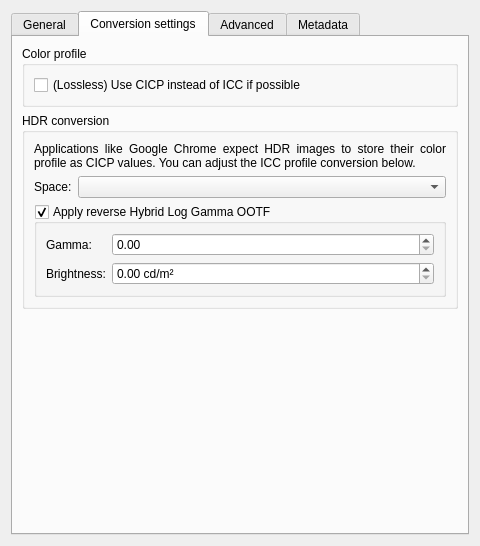
This is plugins/impex/jxl/kis_wdg_options_jpegxl.ui in KDE/krita as Qt 5 draws it before an edit. The edited form follows.
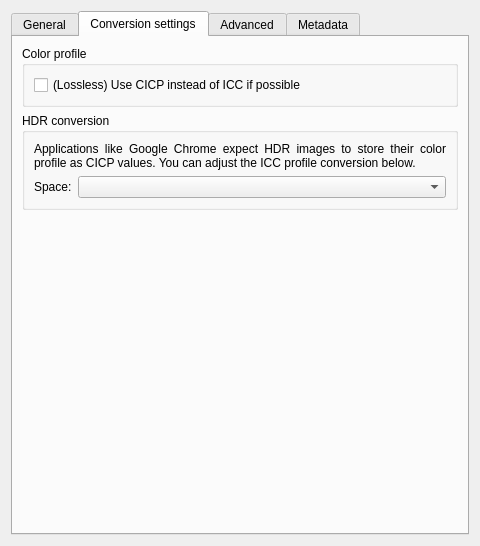
This is the edited form. The open tabs and pages were chosen to show the change. Custom widgets are drawn as their Qt base class.

Commit message:
Remove HLG OOTF options from heif and jpegxl.
Right now, we hardcode a multiplier for HLG that assumes that
diffuse white is at 75% hlg signal. This is standard, and the multiplier
functions as a replacement for the OOTF.

The code path still remains, partially because the templates are
hard to modify, but also we might to reenable it in the future.

```diff
--- a/plugins/impex/jxl/kis_wdg_options_jpegxl.ui
+++ b/plugins/impex/jxl/kis_wdg_options_jpegxl.ui
@@ -328,61 +328,6 @@
           <item row="1" column="1">
            <widget class="QComboBox" name="cmbConversionPolicy"/>
           </item>
-          <item row="2" column="0" colspan="2">
-           <widget class="QGroupBox" name="chkHLGOOTF">
-            <property name="toolTip">
-             <string>&lt;html&gt;&lt;head/&gt;&lt;body&gt;&lt;p&gt;Hybrid Log Gamma needs an extra conversion step in between, as Krita currently cannot send HLG data directly to the display. Therefore we apply the HLG opto-optical curve to convert from display to scene linear.&lt;/p&gt;&lt;/body&gt;&lt;/html&gt;</string>
-            </property>
-            <property name="title">
-             <string>Apply reverse Hybrid Log Gamma OOTF</string>
-            </property>
-            <property name="checkable">
-             <bool>true</bool>
-            </property>
-            <layout class="QFormLayout" name="formLayout_9">
-             <item row="0" column="0">
-              <widget class="QLabel" name="label_3">
-               <property name="text">
-                <string>Gamma:</string>
-               </property>
-              </widget>
-             </item>
-             <item row="0" column="1">
-              <widget class="QDoubleSpinBox" name="spnGamma">
-               <property name="toolTip">
-                <string>&lt;html&gt;&lt;head/&gt;&lt;body&gt;&lt;p&gt;Display gamma. By default this is 1.2 for converting from PQ.&lt;/p&gt;&lt;/body&gt;&lt;/html&gt;</string>
-               </property>
-               <property name="maximum">
-                <double>3.000000000000000</double>
-               </property>
-              </widget>
-             </item>
-             <item row="1" column="0">
-              <widget class="QLabel" name="label_4">
-               <property name="text">
-                <string>Brightness:</string>
-               </property>
-              </widget>
-             </item>
-             <item row="1" column="1">
-              <widget class="QDoubleSpinBox" name="spnNits">
-               <property name="toolTip">
-                <string>&lt;html&gt;&lt;head/&gt;&lt;body&gt;&lt;p&gt;The display brightness in nits. By default this is set to 1000 for converting from PQ.&lt;/p&gt;&lt;/body&gt;&lt;/html&gt;</string>
-               </property>
-               <property name="suffix">
-                <string> cd/m²</string>
-               </property>
-               <property name="maximum">
-                <double>100000.000000000000000</double>
-               </property>
-               <property name="value">
-                <double>0.000000000000000</double>
-               </property>
-              </widget>
-             </item>
-            </layout>
-           </widget>
-          </item>
          </layout>
         </widget>
        </item>
```
Left out of the diff: 20 changed lines with no effect on the pictures. The commit also changes 17 other files.
